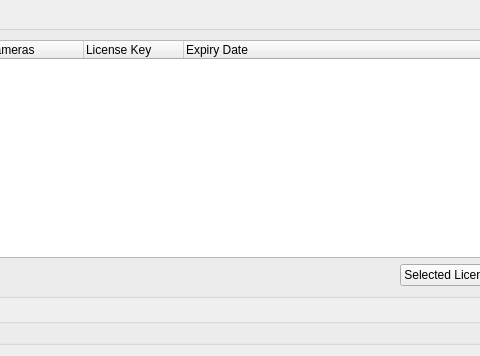
Qt form client/src/ui/widgets/settings/license_manager_widget.ui (networkoptix/nx_open) before a commit; both pictures show x 140 to 620 and y 0 to 356 of the 703 by 356 pixel window.
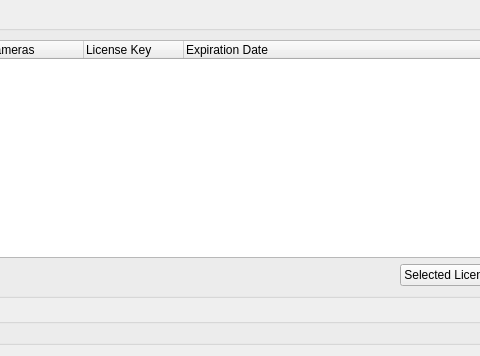
The same form after that commit. Custom widgets are drawn as their Qt base class.

Commit message:
Fixed typo in license widget.
<==== Mercurial data ====>
Branch: master

The edit to the form file:
```diff
--- a/client/src/ui/widgets/settings/license_manager_widget.ui
+++ b/client/src/ui/widgets/settings/license_manager_widget.ui
@@ -55,7 +55,7 @@
             </column>
             <column>
              <property name="text">
-              <string>Expiry Date</string>
+              <string>Expiration Date</string>
              </property>
             </column>
            </widget>
```
